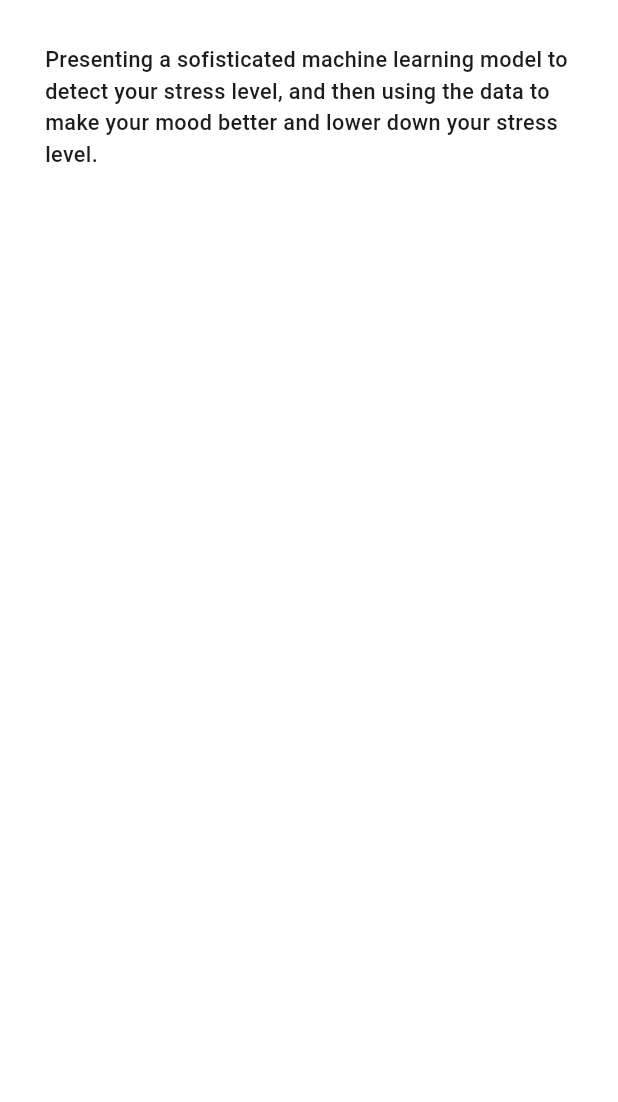
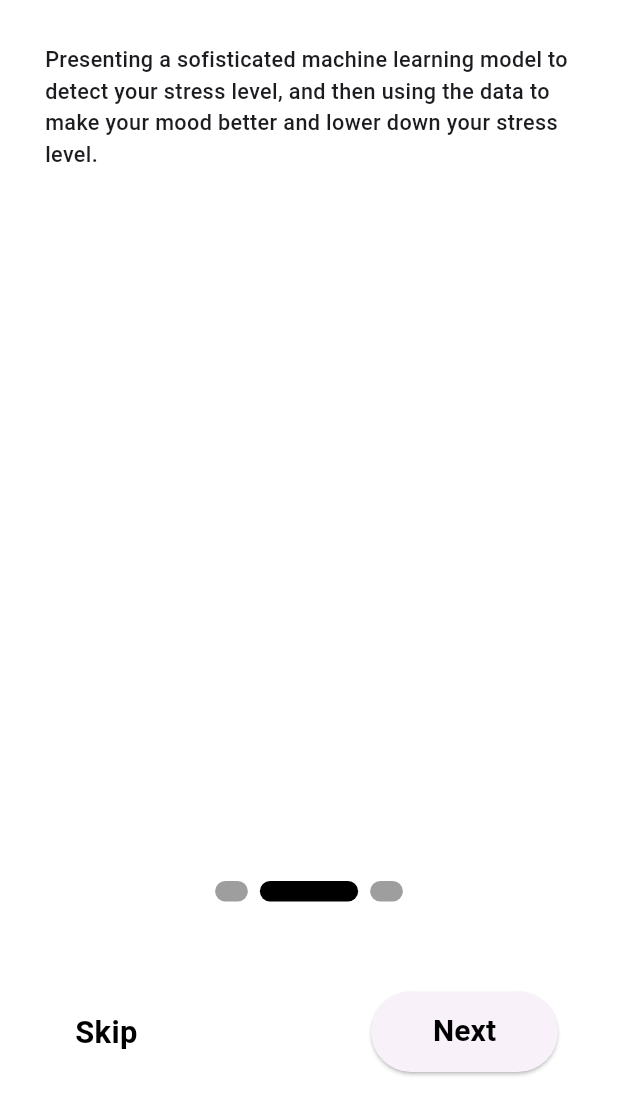
Before and after one commit to Utkarsh4517/Playing-with-emotion-flutter, a Flutter app: the screen it shows after launch, swiped to page 2, on a phone screen of 412 x 824 dp, the part 134-1236 px from its top. Run offline on Flutter 3.47's test engine with Material 2 defaults, Android fonts, the phone set to English and light mode, and no system bars; drawn by our look-alikes of smooth_page_indicator; our stand-ins replace google_fonts, lottie; network calls fail; Roboto replaces fonts that are missing (Chivo).

Commit message:
added skip, next and done button on pageview

```diff
--- a/lib/PageView/intro_page3.dart
+++ b/lib/PageView/intro_page3.dart
@@ -16,7 +16,7 @@ class IntroPage3 extends StatelessWidget {
           child: Center(
         child: Column(
           children: [
-            SizedBox(height: screenWidth * 0.1),
+            SizedBox(height: screenWidth * 0.05),
             Lottie.network(
               'https://assets5.lottiefiles.com/packages/lf20_s9dkwhdi.json',
             ),
@@ -37,6 +37,7 @@ class IntroPage3 extends StatelessWidget {
                   bodyText:
                       'PWE aims to provide an objective and reliable stress management system using a sophisticated machine learning model to suggest songs and provide ideas to to overcome stress. Our goal is to levarage the power of music and practical strategies to help individuals cope with stress effectively.\n\nThe model utilizes various indicators, including respiration rate, body temperature, blood oxygen, eye movement, sleeping hours, and heart rate. By combining these features, our model can provide a comprehensive assessment of an individual stress level on a scale of 0, 1, 2, 3, 4.'),
             ),
+
           ],
         ),
       )),
--- a/lib/PageView/on_boarding_screen.dart
+++ b/lib/PageView/on_boarding_screen.dart
@@ -1,7 +1,9 @@
 import 'package:emotion/PageView/intro_page1.dart';
 import 'package:emotion/PageView/intro_page2.dart';
 import 'package:emotion/PageView/intro_page3.dart';
+import 'package:emotion/homepage.dart';
 import 'package:flutter/material.dart';
+import 'package:smooth_page_indicator/smooth_page_indicator.dart';
 
 class OnBoardingScreen extends StatefulWidget {
   const OnBoardingScreen({super.key});
@@ -11,6 +13,13 @@ class OnBoardingScreen extends StatefulWidget {
 }
 
 class _OnBoardingScreenState extends State<OnBoardingScreen> {
+  void _completeOnboarding() async {
+    Navigator.pushReplacement(
+        context,
+        MaterialPageRoute(
+            builder: (context) => const MyHomePage())); // PageViewHome()
+  }
+
   final PageController _controller = PageController();
 
   bool onLastPage = false;
@@ -32,7 +41,101 @@ class _OnBoardingScreenState extends State<OnBoardingScreen> {
               IntroPage2(),
               IntroPage3(),
             ],
-          )
+          ),
+          Container(
+            alignment: const Alignment(0, 0.7),
+            child: Column(
+              mainAxisAlignment: MainAxisAlignment.end,
+              children: [
+
+                Row(
+                  mainAxisAlignment: MainAxisAlignment.spaceEvenly,
+                  children: [
+                    SmoothPageIndicator(
+                      controller: _controller,
+                      count: 3,
+                      effect: ExpandingDotsEffect(
+                        dotColor: Colors.grey,
+                        activeDotColor: Colors.black,
+                        dotWidth: screenWidth * 0.053,
+                        dotHeight: screenWidth * 0.033,
+                      ),
+                    ),
+                  ],
+                ),
+                const SizedBox(
+                  height: 60,
+                ),
+                Container(
+                  margin: const EdgeInsets.symmetric(horizontal: 40)
+                      .copyWith(left: 50),
+                  child: Row(
+                    mainAxisAlignment: MainAxisAlignment.spaceBetween,
+                    children: [
+                      Container(
+                        padding: const EdgeInsets.only(bottom: 20),
+                        child: GestureDetector(
+                          onTap: () {
+                            _controller.jumpToPage(2);
+                          },
+                          child: Text(
+                            'Skip',
+                            style: TextStyle(
+                                fontWeight: FontWeight.bold,
+                                color: Colors.black,
+                                fontSize: screenWidth * 0.05),
+                          ),
+                        ),
+                      ),
+                      Container(
+                        margin: const EdgeInsets.only(bottom: 20),
+                        child: onLastPage
+                            ? ElevatedButton(
+                                style: ElevatedButton.styleFrom(
+                                  padding: EdgeInsets.all(screenWidth * 0.03)
+                                      .copyWith(
+                                          left: screenWidth * 0.1,
+                                          right: screenWidth * 0.1),
+                                ),
+                                onPressed: () {
+                                  _completeOnboarding();
+                                },
+                                child: const Text(
+                                  'Done',
+                                  style: TextStyle(
+                                      fontWeight: FontWeight.bold,
+                                      color: Colors.black,
+                                      fontSize: 20),
+                                ),
+                              )
+                            : ElevatedButton(
+                                style: ElevatedButton.styleFrom(
+                                  padding: EdgeInsets.all(screenWidth * 0.03)
+                                      .copyWith(
+                                          left: screenWidth * 0.1,
+                                          right: screenWidth * 0.1),
+                                ),
+                                onPressed: () {
+                                  _controller.nextPage(
+                                      duration:
+                                          const Duration(milliseconds: 500),
+                                      curve: Curves.easeIn);
+                                },
+                                child: const Text(
+                                  'Next',
+                                  style: TextStyle(
+                                      fontWeight: FontWeight.bold,
+                                      color: Colors.black,
+                                      fontSize: 20),
+                                ),
+                              ),
+                      ),
+                    ],
+                  ),
+                ),
+              ],
+            ),
+          ),
         ],
       ),
     );
```
